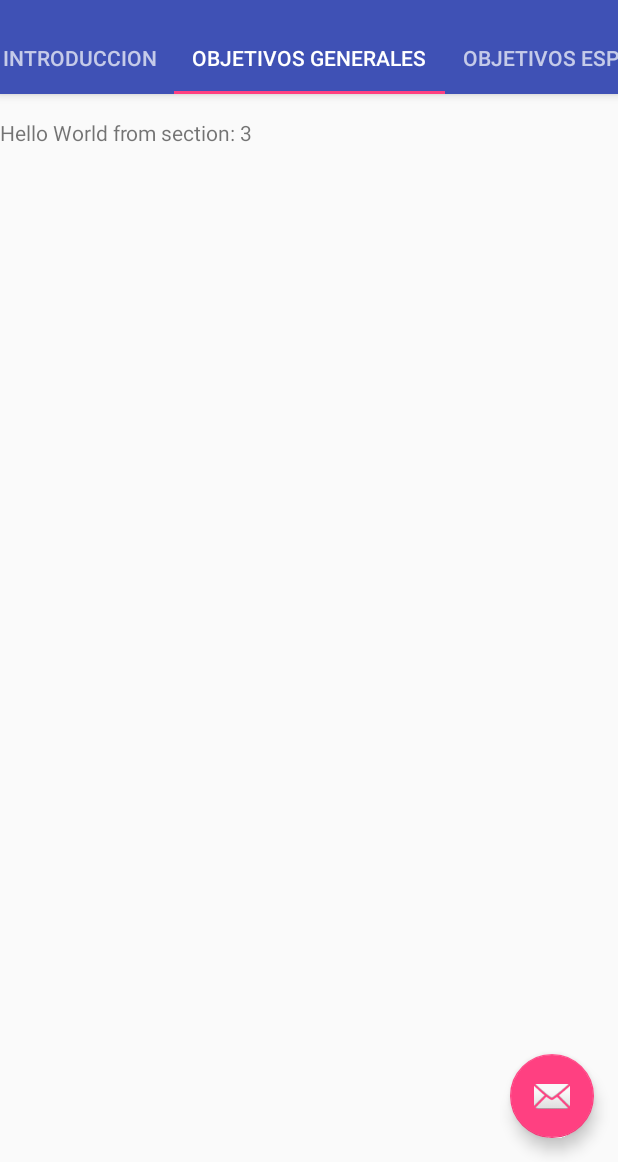
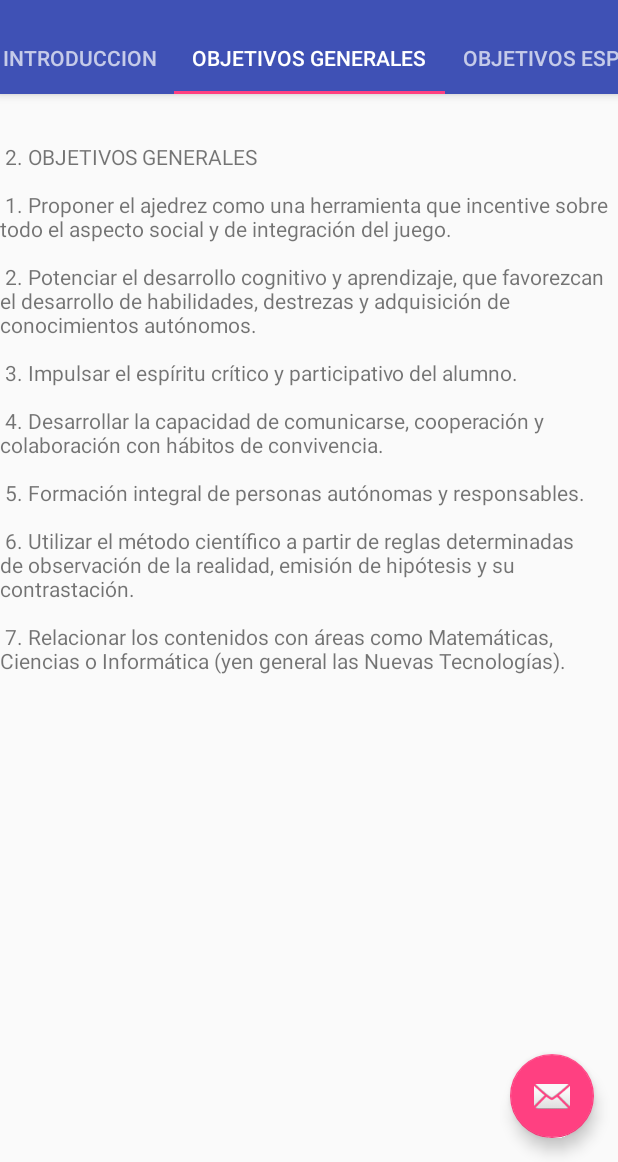
Before and after one commit to manerele/AjedrezDidApp, an Android app: the SeccionesActivity screen opened directly, with no data from a screen before it, tab 3 chosen, on a phone screen of 412 x 824 dp, the part 74-1236 px from its top. Run offline under Robolectric (Android 15) with nearby library versions, the phone set to English and light mode, and no system bars.

Commit message:
Redirecciono el texto de cada fragmento seún la pestaña seleccionada

```diff
--- a/app/src/main/java/com/example/josemanuelgarciacruz/ajedrezdidapp/SeccionesActivity.java
+++ b/app/src/main/java/com/example/josemanuelgarciacruz/ajedrezdidapp/SeccionesActivity.java
@@ -120,9 +120,68 @@ public class SeccionesActivity extends AppCompatActivity {
                                  Bundle savedInstanceState) {
             View rootView = inflater.inflate(R.layout.fragment_secciones, container, false);
             TextView textView = (TextView) rootView.findViewById(R.id.section_label);
+
+
+            //Modifico el código que se genera por omisión con un swhich.
+
+            //textView.setText(getString(R.string.section_format, getArguments().getInt(ARG_SECTION_NUMBER)));
+
+            int numeroSeccion = getArguments().getInt(ARG_SECTION_NUMBER);
+
+            switch (numeroSeccion) {
+                case 1:{
+                    textView.setText(getString(R.string.texto_primera_pestña));
+                    return rootView;
+                }
+                case 2: {
+                    textView.setText(getString(R.string.textView_introducion_apartado));
+                    return rootView;
+                }
+                case 3: {
+                    textView.setText(getString(R.string.textView_objetivos_generales));
+                    return rootView;
+                }
+                case 4: {
+                    textView.setText(getString(R.string.textView_objetivos_especificos));
+                    return rootView;
+                }
+                case 5: {
+                    textView.setText(getString(R.string.textView_temporalizacion));
+                    return rootView;
+                }
+                case 6: {
+                    textView.setText(getString(R.string.textView_actuacion));
+                    return rootView;
+                }
+                case 7: {
+                    textView.setText(getString(R.string.textView_contenidos));
+                    return rootView;
+                }
+                case 8: {
+                    textView.setText(getString(R.string.textView_contenidos_nivel_medio));
+                    return rootView;
+                }
+                case 9: {
+                    textView.setText(getString(R.string.textView_metodologia));
+                    return rootView;
+                }
+                case 10: {
+                    textView.setText(getString(R.string.textView_otras_actividades));
+                    return rootView;
+                }
+            }
+            return rootView;
+        }
+
+        /*
+        public View onCreateView(LayoutInflater inflater, ViewGroup container,
+                                 Bundle savedInstanceState) {
+            View rootView = inflater.inflate(R.layout.fragment_secciones, container, false);
+            TextView textView = (TextView) rootView.findViewById(R.id.section_label);
             textView.setText(getString(R.string.section_format, getArguments().getInt(ARG_SECTION_NUMBER)));
             return rootView;
         }
+        */
     }
 
     /**
--- a/app/src/main/res/values/strings.xml
+++ b/app/src/main/res/values/strings.xml
@@ -383,5 +383,13 @@ puntualmente a algún jugador destacado, que podría ser de categorías de promo
     <string name="mensaje_2_drawer_activity">También puedes clicar en el boton Menú</string>
     <string name="texto_boton_drawer_activity">Versión Tarea 1</string>
 
+    <!-- Primera  pestaña de SeccionesActivity -->
+    <string name="texto_primera_pestña">
+\n\n\n\n
+\t\t\t\t   Proyecto de colaboración del ayuntamiento de Las Palmas de Gran Canaria
+        con La Federacion Canaria de Ajedrez para el fomento de este deporte
+        en los escolares.
+    </string>
+
 
 </resources>
```
Also changed, not shown: 176 other files.
